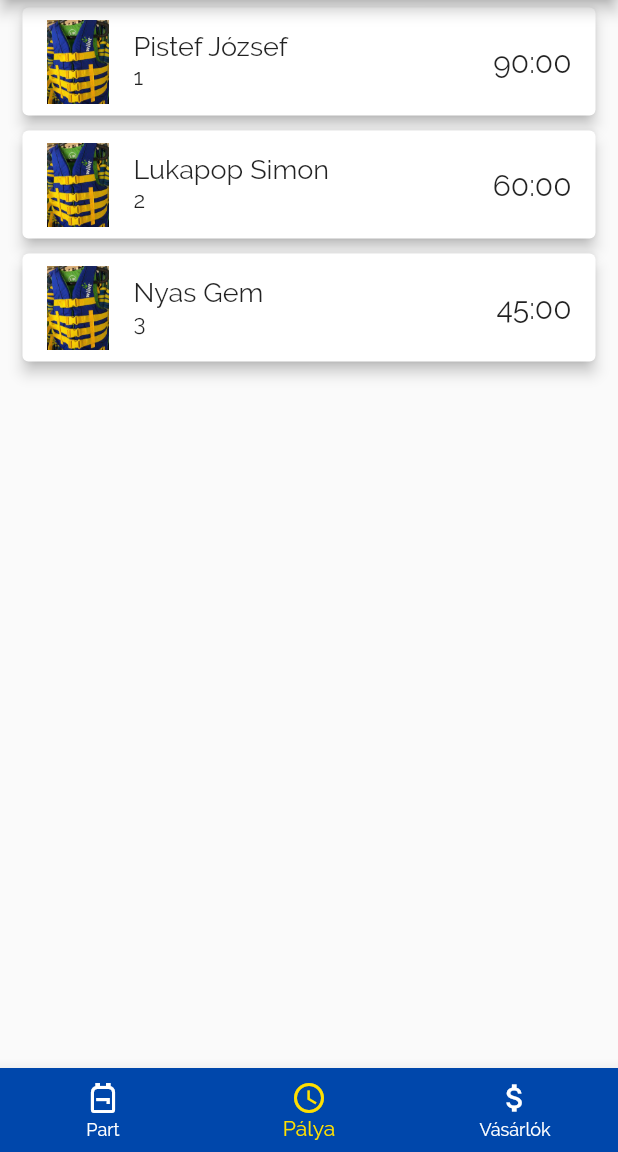
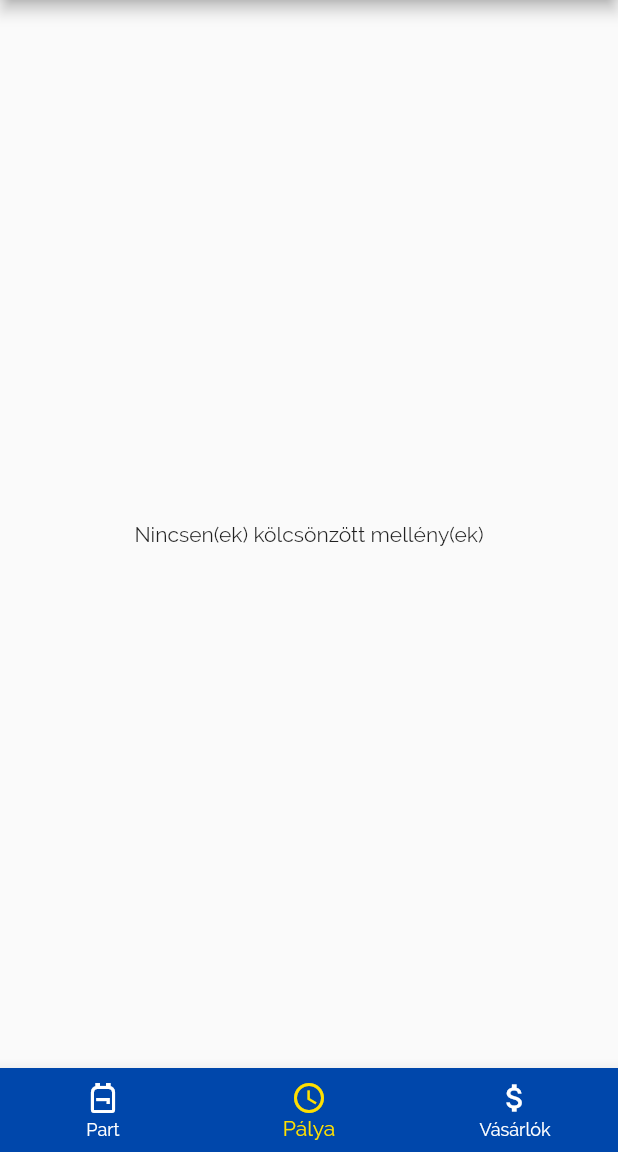
Before and after one commit to dobaybalazs/WibitApp, a Flutter app: the screen it shows after launch, item 2 of the bottom bar chosen, on a phone screen of 412 x 824 dp, the part 84-1236 px from its top. Run offline on Flutter 3.47's test engine with Material 2 defaults, Android fonts, the phone set to English and light mode, and no system bars.

Commit message:
Add icon

```diff
--- a/lib/providers/borrowed_vests.dart
+++ b/lib/providers/borrowed_vests.dart
@@ -20,12 +20,7 @@ class BorrowedLifeJacket with ChangeNotifier {
 }
 
 class BorrowedVests with ChangeNotifier {
-  List<BorrowedLifeJacket> _items = [
-    BorrowedLifeJacket(
-        id: 1, name: 'Pistef József', size: 'Mini', duration: 90),
-    BorrowedLifeJacket(id: 2, name: 'Lukapop Simon', size: 'XXL', duration: 60),
-    BorrowedLifeJacket(id: 3, name: 'Nyas Gem', size: 'XL', duration: 45),
-  ];
+  List<BorrowedLifeJacket> _items = [];
 
   List<BorrowedLifeJacket> get items {
     return [..._items];
--- a/lib/screens/borrowed_vests_screen.dart
+++ b/lib/screens/borrowed_vests_screen.dart
@@ -10,7 +10,11 @@ class BorrowedVestsScreen extends StatelessWidget {
   @override
   Widget build(BuildContext context) {
     final vests = Provider.of<BorrowedVests>(context);
-    return ListView.builder(
+    return vests.items.isEmpty
+        ? Center(
+            child: Text('Nincsen(ek) kölcsönzött mellény(ek)'),
+          )
+        : ListView.builder(
             itemCount: vests.items.length,
             itemBuilder: (ctx, idx) => ChangeNotifierProvider.value(
               value: vests.items[idx],
--- a/lib/screens/manage_vests_screen.dart
+++ b/lib/screens/manage_vests_screen.dart
@@ -8,7 +8,11 @@ class ManageVestsScreen extends StatelessWidget {
   @override
   Widget build(BuildContext context) {
     final vestsData = Provider.of<BasicVests>(context);
-    return ListView.builder(
+    return vestsData.vests.isEmpty
+        ? Center(
+            child: Text('Nincsen(ek) kiadható mellény(ek)'),
+          )
+        : ListView.builder(
             itemBuilder: (context, index) => ChangeNotifierProvider.value(
               value: vestsData.vests[index],
               child: BasicVest(),
--- a/pubspec.yaml
+++ b/pubspec.yaml
@@ -31,6 +31,11 @@ dependencies:
     sdk: flutter
   intl: ^0.17.0
   provider: ^6.0.3
+  flutter_launcher_icons: "^0.10.0"
+
+flutter_icons:
+  android: "WibitApp"
+  image_path: "assets/images/logo.png"
 
   # The following adds the Cupertino Icons font to your application.
   # Use with the CupertinoIcons class for iOS style icons.
```
Also changed, not shown: pubspec.lock. Lines whose indentation alone changed are shown as unchanged.
